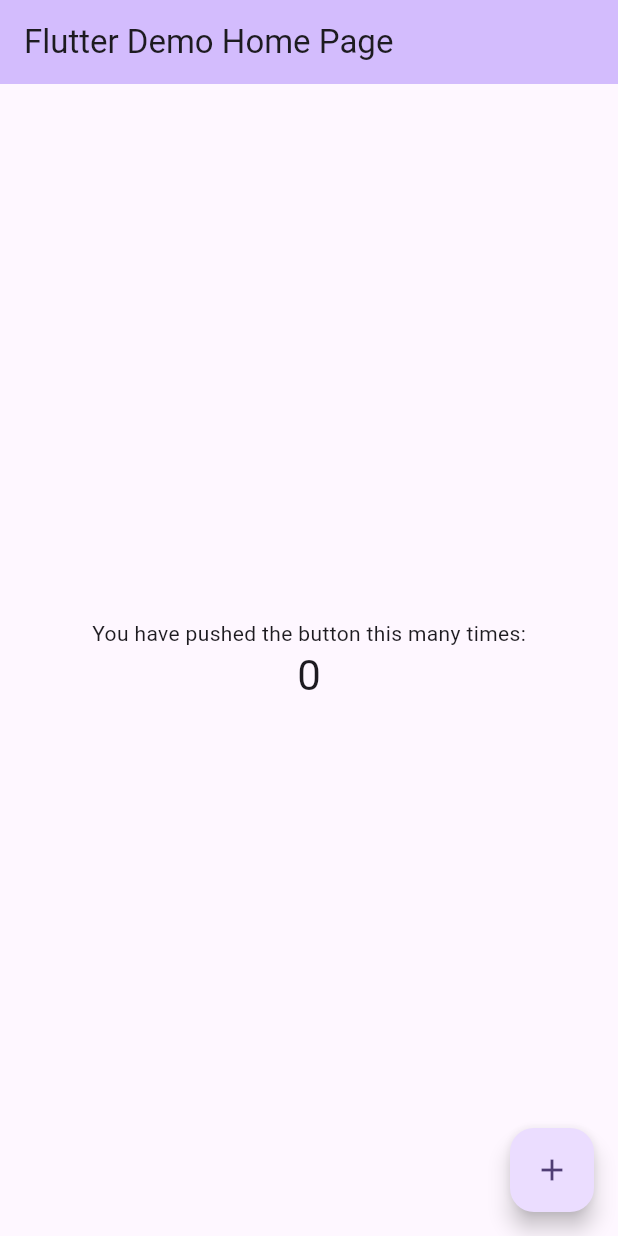
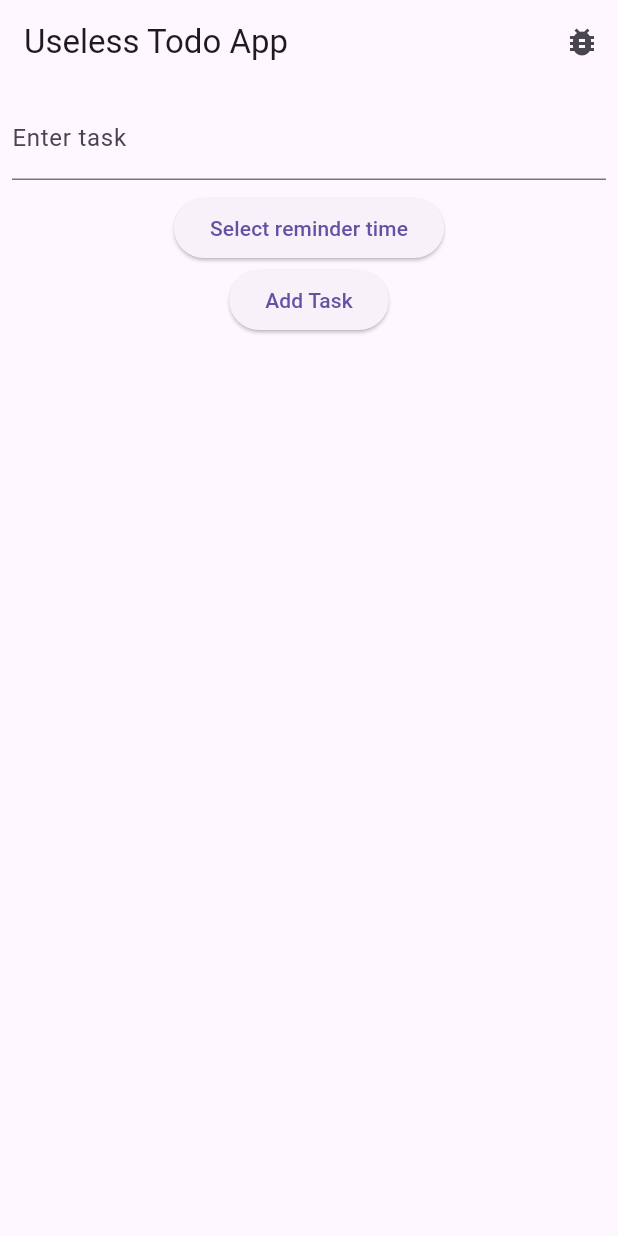
Before and after one commit to VAED3R/totally-useless, a Flutter app: the screen it shows after launch, on a phone screen of 412 x 824 dp. Run offline on Flutter 3.47's test engine with Material 3 defaults, Android fonts, the phone set to English and light mode, and no system bars.

Commit message:
basic implementation

```diff
--- a/useless todolist/useless_todolist/lib/main.dart
+++ b/useless todolist/useless_todolist/lib/main.dart
@@ -1,125 +1,203 @@
 import 'package:flutter/material.dart';
+import 'dart:async';
+import 'dart:math';
 
 void main() {
-  runApp(const MyApp());
+  runApp(TodoApp());
 }
 
-class MyApp extends StatelessWidget {
-  const MyApp({super.key});
-
-  // This widget is the root of your application.
+class TodoApp extends StatelessWidget {
   @override
   Widget build(BuildContext context) {
     return MaterialApp(
-      title: 'Flutter Demo',
+      title: 'Useless Todo App',
       theme: ThemeData(
-        // This is the theme of your application.
-        //
-        // TRY THIS: Try running your application with "flutter run". You'll see
-        // the application has a purple toolbar. Then, without quitting the app,
-        // try changing the seedColor in the colorScheme below to Colors.green
-        // and then invoke "hot reload" (save your changes or press the "hot
-        // reload" button in a Flutter-supported IDE, or press "r" if you used
-        // the command line to start the app).
-        //
-        // Notice that the counter didn't reset back to zero; the application
-        // state is not lost during the reload. To reset the state, use hot
-        // restart instead.
-        //
-        // This works for code too, not just values: Most code changes can be
-        // tested with just a hot reload.
-        colorScheme: ColorScheme.fromSeed(seedColor: Colors.deepPurple),
-        useMaterial3: true,
+        primarySwatch: Colors.blue,
       ),
-      home: const MyHomePage(title: 'Flutter Demo Home Page'),
+      home: TodoListScreen(),
     );
   }
 }
 
-class MyHomePage extends StatefulWidget {
-  const MyHomePage({super.key, required this.title});
-
-  // This widget is the home page of your application. It is stateful, meaning
-  // that it has a State object (defined below) that contains fields that affect
-  // how it looks.
-
-  // This class is the configuration for the state. It holds the values (in this
-  // case the title) provided by the parent (in this case the App widget) and
-  // used by the build method of the State. Fields in a Widget subclass are
-  // always marked "final".
-
-  final String title;
-
+class TodoListScreen extends StatefulWidget {
   @override
-  State<MyHomePage> createState() => _MyHomePageState();
+  _TodoListScreenState createState() => _TodoListScreenState();
 }
 
-class _MyHomePageState extends State<MyHomePage> {
-  int _counter = 0;
+class _TodoListScreenState extends State<TodoListScreen> {
+  final List<TodoItem> _todoItems = [];
+  final TextEditingController _taskController = TextEditingController();
+  DateTime? _selectedDateTime;
+  bool _debugMode = false; // Debug mode toggle
 
-  void _incrementCounter() {
+  void _addTodoItem() {
+    if (_taskController.text.isNotEmpty && _selectedDateTime != null) {
+      final newTodo = TodoItem(_taskController.text, _selectedDateTime!, false);
+      setState(() {
+        _todoItems.add(newTodo);
+      });
+      _scheduleUnblur(newTodo);
+      _taskController.clear();
+      _selectedDateTime = null;
+    }
+  }
+
+  void _scheduleUnblur(TodoItem todo) {
+    final now = DateTime.now();
+    final difference = todo.reminderTime.difference(now).abs() + Duration(hours: 24);
+    Timer(difference, () {
+      setState(() {
+        todo.isUnblurred = true;
+      });
+    });
+  }
+
+  void _removeTodoItem(int index) {
     setState(() {
-      // This call to setState tells the Flutter framework that something has
-      // changed in this State, which causes it to rerun the build method below
-      // so that the display can reflect the updated values. If we changed
-      // _counter without calling setState(), then the build method would not be
-      // called again, and so nothing would appear to happen.
-      _counter++;
+      _todoItems.removeAt(index);
+    });
+  }
+
+  Future<void> _selectDateTime(BuildContext context) async {
+    final DateTime? picked = await showDatePicker(
+      context: context,
+      initialDate: DateTime.now(),
+      firstDate: DateTime(2020),
+      lastDate: DateTime(2100),
+    );
+    if (picked != null) {
+      final TimeOfDay? time = await showTimePicker(
+        context: context,
+        initialTime: TimeOfDay.now(),
+      );
+      if (time != null) {
+        setState(() {
+          _selectedDateTime = DateTime(picked.year, picked.month, picked.day, time.hour, time.minute);
+        });
+      }
+    }
+  }
+
+  String _getDisplayTitle(TodoItem todo) {
+    if (_debugMode || todo.isUnblurred) {
+      return todo.task;
+    } else {
+      return '*' * todo.task.length;
+    }
+  }
+
+  String _getVagueTimeDescription() {
+    final vagueMessages = [
+      "will remind eventually",
+      "reminder coming sooner or later",
+      "expect a reminder at some point",
+      "reminder will arrive... eventually",
+      "you'll be reminded in due time",
+      "reminder incoming... sometime",
+      "rest assured, a reminder is on its way",
+      "a reminder will happen... eventually",
+      "reminder set for... whenever",
+      "reminder planned for a vague time",
+    ];
+    final randomIndex = Random().nextInt(vagueMessages.length);
+    return vagueMessages[randomIndex];
+  }
+
+  void _toggleDebugMode() {
+    setState(() {
+      _debugMode = !_debugMode;
     });
   }
 
   @override
   Widget build(BuildContext context) {
-    // This method is rerun every time setState is called, for instance as done
-    // by the _incrementCounter method above.
-    //
-    // The Flutter framework has been optimized to make rerunning build methods
-    // fast, so that you can just rebuild anything that needs updating rather
-    // than having to individually change instances of widgets.
     return Scaffold(
       appBar: AppBar(
-        // TRY THIS: Try changing the color here to a specific color (to
-        // Colors.amber, perhaps?) and trigger a hot reload to see the AppBar
-        // change color while the other colors stay the same.
-        backgroundColor: Theme.of(context).colorScheme.inversePrimary,
-        // Here we take the value from the MyHomePage object that was created by
-        // the App.build method, and use it to set our appbar title.
-        title: Text(widget.title),
+        title: Text('Useless Todo App'),
+        actions: [
+          IconButton(
+            icon: Icon(Icons.bug_report),
+            onPressed: _toggleDebugMode,
+            tooltip: _debugMode ? 'Disable Debug Mode' : 'Enable Debug Mode',
+          ),
+        ],
       ),
-      body: Center(
-        // Center is a layout widget. It takes a single child and positions it
-        // in the middle of the parent.
-        child: Column(
-          // Column is also a layout widget. It takes a list of children and
-          // arranges them vertically. By default, it sizes itself to fit its
-          // children horizontally, and tries to be as tall as its parent.
-          //
-          // Column has various properties to control how it sizes itself and
-          // how it positions its children. Here we use mainAxisAlignment to
-          // center the children vertically; the main axis here is the vertical
-          // axis because Columns are vertical (the cross axis would be
-          // horizontal).
-          //
-          // TRY THIS: Invoke "debug painting" (choose the "Toggle Debug Paint"
-          // action in the IDE, or press "p" in the console), to see the
-          // wireframe for each widget.
-          mainAxisAlignment: MainAxisAlignment.center,
-          children: <Widget>[
-            const Text(
-              'You have pushed the button this many times:',
+      body: Column(
+        children: [
+          Padding(
+            padding: const EdgeInsets.all(8.0),
+            child: TextField(
+              controller: _taskController,
+              decoration: InputDecoration(labelText: 'Enter task'),
             ),
-            Text(
-              '$_counter',
-              style: Theme.of(context).textTheme.headlineMedium,
+          ),
+          ElevatedButton(
+            onPressed: () => _selectDateTime(context),
+            child: Text(_selectedDateTime == null
+                ? 'Select reminder time'
+                : 'Selected: ${_selectedDateTime!.toLocal()}'),
+          ),
+          ElevatedButton(
+            onPressed: _addTodoItem,
+            child: Text('Add Task'),
+          ),
+          Expanded(
+            child: ListView.builder(
+              itemCount: _todoItems.length,
+              itemBuilder: (context, index) {
+                return Padding(
+                  padding: const EdgeInsets.symmetric(vertical: 5.0, horizontal: 10.0),
+                  child: Dismissible(
+                    key: ValueKey(_todoItems[index]),
+                    direction: DismissDirection.endToStart,
+                    onDismissed: (_) => _removeTodoItem(index),
+                    background: Container(
+                      alignment: Alignment.centerRight,
+                      color: Colors.redAccent,
+                      padding: EdgeInsets.symmetric(horizontal: 20.0),
+                      child: Icon(Icons.delete, color: Colors.white),
+                    ),
+                    child: AnimatedScale(
+                      scale: 1.0,
+                      duration: Duration(milliseconds: 500),
+                      curve: Curves.easeInOut,
+                      child: Container(
+                        decoration: BoxDecoration(
+                          color: Colors.lightBlueAccent.shade100,
+                          borderRadius: BorderRadius.circular(15.0),
+                        ),
+                        child: ListTile(
+                          contentPadding: EdgeInsets.symmetric(horizontal: 15.0, vertical: 10.0),
+                          title: Text(
+                            _getDisplayTitle(_todoItems[index]),
+                            style: TextStyle(fontWeight: FontWeight.bold, color: Colors.black),
+                          ),
+                          subtitle: Text(
+                            _getVagueTimeDescription(),
+                            style: TextStyle(color: Colors.black54),
+                          ),
+                          trailing: IconButton(
+                            icon: Icon(Icons.delete, color: Colors.red),
+                            onPressed: () => _removeTodoItem(index),
+                          ),
+                        ),
+                      ),
+                    ),
+                  ),
+                );
+              },
             ),
-          ],
-        ),
+          ),
+        ],
       ),
-      floatingActionButton: FloatingActionButton(
-        onPressed: _incrementCounter,
-        tooltip: 'Increment',
-        child: const Icon(Icons.add),
-      ), // This trailing comma makes auto-formatting nicer for build methods.
     );
   }
 }
+
+class TodoItem {
+  final String task;
+  final DateTime reminderTime;
+  bool isUnblurred; // Track whether the task is unblurred or still hidden
+
+  TodoItem(this.task, this.reminderTime, this.isUnblurred);
+}
```
